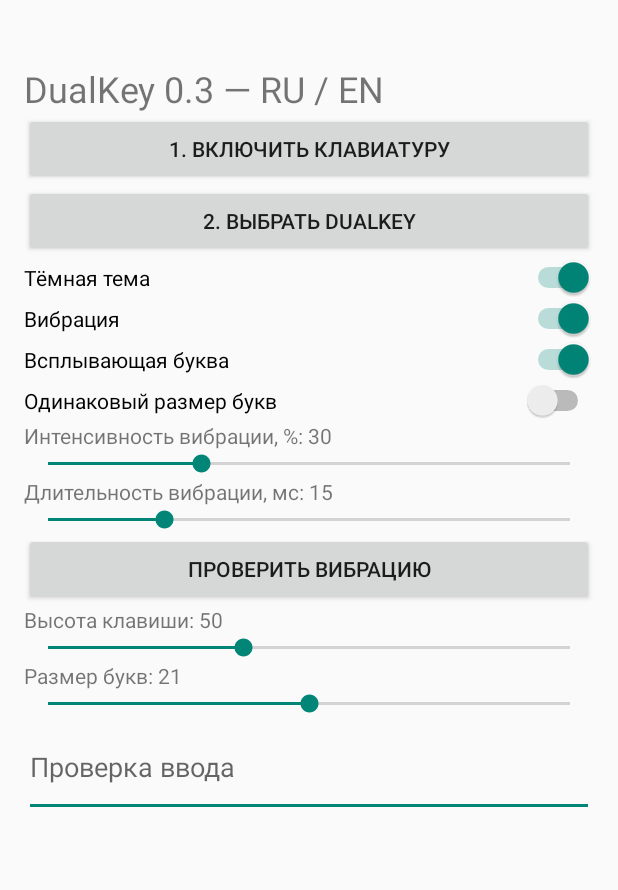
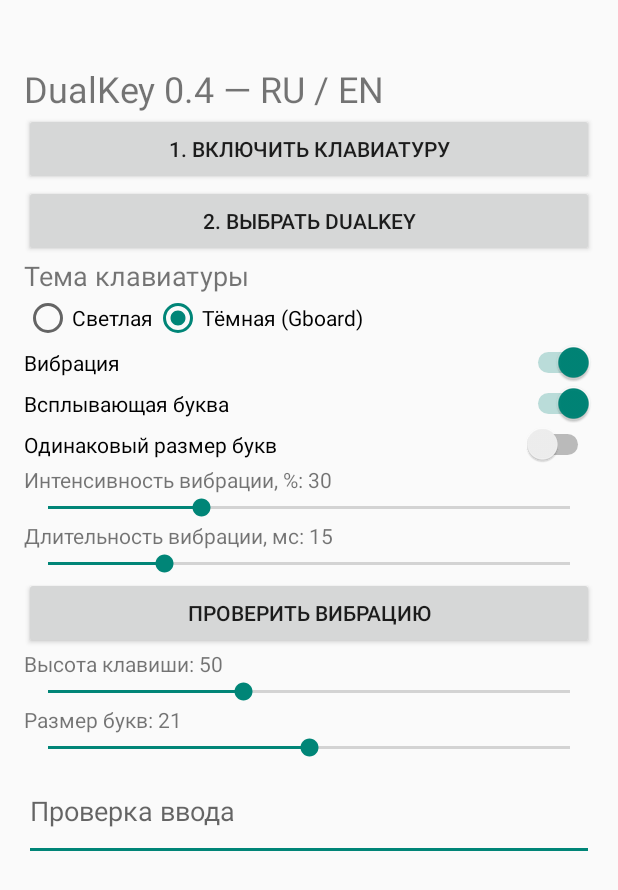
Before and after one commit to 65WebDev/Dual-keyboard, an Android app: the screen it shows after launch (SettingsActivity), on a phone screen of 412 x 824 dp. Shown: the top 890 px of the screen. Run offline under Robolectric (Android 15) with nearby library versions, the phone set to English and light mode, and no system bars.

Commit message:
DualKey 0.4: light and Gboard-inspired dark themes

```diff
--- a/app/build.gradle
+++ b/app/build.gradle
@@ -1,6 +1,6 @@
 plugins { id 'com.android.application'; id 'org.jetbrains.kotlin.android' }
 android { namespace 'com.dualkey.ime'; compileSdk 35
- defaultConfig { applicationId 'com.dualkey.ime'; minSdk 26; targetSdk 35; versionCode 3; versionName '0.3' }
+ defaultConfig { applicationId 'com.dualkey.ime'; minSdk 26; targetSdk 35; versionCode 4; versionName '0.4' }
  compileOptions { sourceCompatibility JavaVersion.VERSION_17; targetCompatibility JavaVersion.VERSION_17 }
  kotlinOptions { jvmTarget = '17' }
 }
--- a/app/src/main/java/com/dualkey/ime/SettingsActivity.kt
+++ b/app/src/main/java/com/dualkey/ime/SettingsActivity.kt
@@ -10,11 +10,18 @@ class SettingsActivity: Activity() {
  val p=getSharedPreferences("keys",0)
  val l=LinearLayout(this).apply { orientation=1; setPadding(24,64,24,24) }
  fun button(s:String, f:()->Unit) { l.addView(Button(this).apply { text=s; setOnClickListener { f() } }) }
- l.addView(TextView(this).apply { text="DualKey 0.3 — RU / EN"; textSize=24f })
+ l.addView(TextView(this).apply { text="DualKey 0.4 — RU / EN"; textSize=24f })
  button("1. Включить клавиатуру") { startActivity(Intent(Settings.ACTION_INPUT_METHOD_SETTINGS)) }
  button("2. Выбрать DualKey") { getSystemService(InputMethodManager::class.java).showInputMethodPicker() }
  fun toggle(s:String,k:String,d:Boolean) { l.addView(Switch(this).apply { text=s; isChecked=p.getBoolean(k,d); setOnCheckedChangeListener { _,v->p.edit().putBoolean(k,v).apply() } }) }
- toggle("Тёмная тема","dark",true); toggle("Вибрация","haptic",true); toggle("Всплывающая буква","preview",true); toggle("Одинаковый размер букв","equal",false)
+ l.addView(TextView(this).apply { text="Тема клавиатуры"; textSize=18f })
+ val themes=RadioGroup(this).apply { orientation=RadioGroup.HORIZONTAL }
+ val light=RadioButton(this).apply { id=android.view.View.generateViewId(); text="Светлая" }
+ val dark=RadioButton(this).apply { id=android.view.View.generateViewId(); text="Тёмная (Gboard)" }
+ themes.addView(light);themes.addView(dark);l.addView(themes)
+ themes.check(if(p.getBoolean("dark",true))dark.id else light.id)
+ themes.setOnCheckedChangeListener { _,id -> p.edit().putBoolean("dark",id==dark.id).apply() }
+  toggle("Вибрация","haptic",true); toggle("Всплывающая буква","preview",true); toggle("Одинаковый размер букв","equal",false)
  fun slider(s:String,k:String,min:Int,max:Int,d:Int) { val label=TextView(this); l.addView(label); val bar=SeekBar(this); bar.max=max-min; bar.progress=p.getInt(k,d)-min; label.text="$s: ${bar.progress+min}"; l.addView(bar); bar.setOnSeekBarChangeListener(object:SeekBar.OnSeekBarChangeListener { override fun onProgressChanged(b:SeekBar,v:Int,u:Boolean){label.text="$s: ${v+min}";p.edit().putInt(k,v+min).apply()}; override fun onStartTrackingTouch(b:SeekBar){};override fun onStopTrackingTouch(b:SeekBar){} }) }
  slider("Интенсивность вибрации, %","vibration_strength",1,100,30); slider("Длительность вибрации, мс","vibration_duration",5,50,15)
  button("Проверить вибрацию") { if(p.getBoolean("haptic",true)) KeyVibration.play(this,p) }
```
Also changed, not shown: app/src/main/java/com/dualkey/ime/DualIme.kt (+7 -4 lines), 1 other file.
